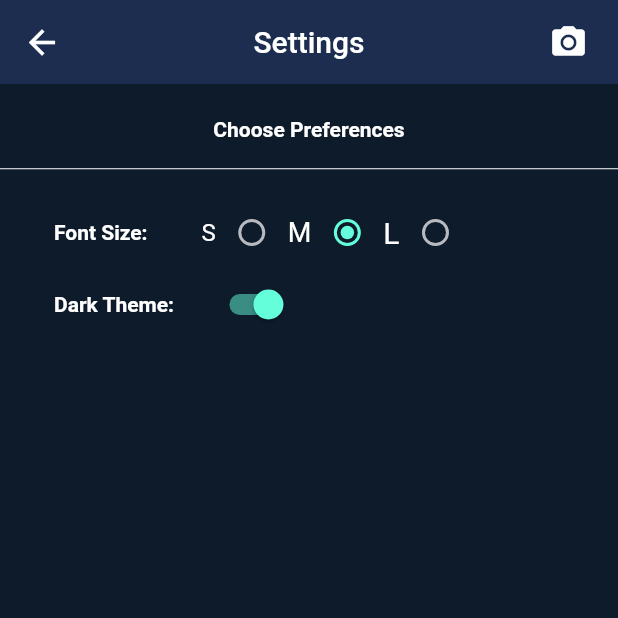
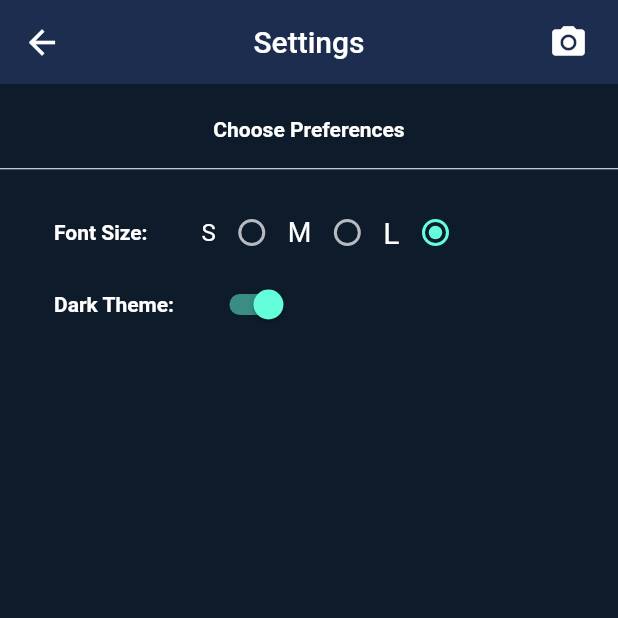
Before and after one commit to TayyabAsghar/Erkenner, a Flutter app: the Settings screen opened by its route, on a phone screen of 412 x 824 dp, the top half of it. Run offline on Flutter 3.47's test engine with Material 2 defaults, Android fonts, the light colour scheme and no system bars; our stand-ins replace camera, hive; accounts and stored records are empty.

Commit message:
Fixed the bug of selected radio for the first time open setting screen

```diff
--- a/lib/main.dart
+++ b/lib/main.dart
@@ -50,7 +50,7 @@ class _ErkennerState extends State<Erkenner> {
         '/home': (context) => Home(),
         '/scan': (context) => Scan(),
         '/history': (context) => History(),
-        '/settings': (context) => Settings(),
+        '/settings': (context) => Settings(fontSize: themeProvider.fontSize),
         '/about': (context) => About(),
       },
     );
--- a/lib/models/theme.dart
+++ b/lib/models/theme.dart
@@ -32,8 +32,6 @@ class ThemeProvider with ChangeNotifier {
     applyStatusNavigationBarColor();
     return isLightTheme ? light : dark;
   }
-
-  double get getFontSize => fontSize;
 
   // the code below is to manage the status bar color when the theme changes
   applyStatusNavigationBarColor() {
--- a/lib/screens/history.dart
+++ b/lib/screens/history.dart
@@ -10,10 +10,10 @@ class History extends StatefulWidget {
 class _HistoryState extends State<History> {
   @override
   Widget build(BuildContext context) {
-    final themeProvider = Provider.of<ThemeProvider>(
+    final fontSize = Provider.of<ThemeProvider>(
       context,
       listen: false,
-    );
+    ).fontSize;
 
     return Scaffold(
       appBar: AppBar(
@@ -30,7 +30,7 @@ class _HistoryState extends State<History> {
         title: Text(
           "History",
           style: TextStyle(
-            fontSize: themeProvider.getFontSize,
+            fontSize: fontSize,
           ),
         ),
         actions: <Widget>[
--- a/lib/screens/settings.dart
+++ b/lib/screens/settings.dart
@@ -2,18 +2,24 @@ import 'package:flutter/material.dart';
 import 'package:provider/provider.dart';
 import 'package:erkenner/models/theme.dart';
 
-class Settings extends StatefulWidget {
-  @override
-  _SettingsState createState() => _SettingsState();
-}
+class Settings extends StatelessWidget {
+  final double fontSize;
+  final small = 14.0;
+  final medium = 16.0;
+  final large = 22.0;
 
-class _SettingsState extends State<Settings> {
-  int selectedRadio;
+  Settings({@required this.fontSize});
 
-  @override
-  void initState() {
-    super.initState();
-    selectedRadio = 2;
+  // @override
+  // void initState() {
+  //   super.initState();
+  //   selectedRadio = 2;
+  // }
+
+  int selectedRadio() {
+    if (fontSize == small) return 1;
+    if (fontSize == medium) return 2;
+    return 3;
   }
 
   @override
@@ -22,7 +28,8 @@ class _SettingsState extends State<Settings> {
       context,
       listen: false,
     );
-    bool themeState = !themeProvider.isLightTheme;
+    final themeState = !themeProvider.isLightTheme;
+    final fontSize = themeProvider.fontSize;
 
     return Scaffold(
       appBar: AppBar(
@@ -38,7 +45,7 @@ class _SettingsState extends State<Settings> {
         ),
         title: Text(
           "Settings",
-          style: TextStyle(fontSize: themeProvider.getFontSize),
+          style: TextStyle(fontSize: fontSize),
         ),
         actions: <Widget>[
           IconButton(
@@ -65,7 +72,7 @@ class _SettingsState extends State<Settings> {
             Text(
               "Choose Preferences",
               style: TextStyle(
-                  fontSize: themeProvider.getFontSize,
+                  fontSize: fontSize,
                   fontWeight: FontWeight.bold,
                   color: Colors.white),
             ),
@@ -86,7 +93,7 @@ class _SettingsState extends State<Settings> {
                   'Font Size:',
                   style: TextStyle(
                     fontWeight: FontWeight.bold,
-                    fontSize: themeProvider.getFontSize,
+                    fontSize: fontSize,
                     color: Colors.white,
                   ),
                 ),
@@ -103,11 +110,8 @@ class _SettingsState extends State<Settings> {
                 ),
                 Radio(
                   value: 1,
-                  groupValue: selectedRadio,
-                  onChanged: (val) {
-                    themeProvider.setFontSize(14);
-                    setState(() => selectedRadio = val);
-                  },
+                  groupValue: selectedRadio(),
+                  onChanged: (val) => themeProvider.setFontSize(small),
                 ),
                 Text(
                   'M',
@@ -118,11 +122,8 @@ class _SettingsState extends State<Settings> {
                 ),
                 Radio(
                   value: 2,
-                  groupValue: selectedRadio,
-                  onChanged: (val) {
-                    themeProvider.setFontSize(16);
-                    setState(() => selectedRadio = val);
-                  },
+                  groupValue: selectedRadio(),
+                  onChanged: (val) => themeProvider.setFontSize(medium),
                 ),
                 Text(
                   'L',
@@ -133,11 +134,8 @@ class _SettingsState extends State<Settings> {
                 ),
                 Radio(
                   value: 3,
-                  groupValue: selectedRadio,
-                  onChanged: (val) {
-                    themeProvider.setFontSize(22);
-                    setState(() => selectedRadio = val);
-                  },
+                  groupValue: selectedRadio(),
+                  onChanged: (val) => themeProvider.setFontSize(large),
                 ),
               ],
             ),
@@ -151,7 +149,7 @@ class _SettingsState extends State<Settings> {
                   'Dark Theme:',
                   style: TextStyle(
                     fontWeight: FontWeight.bold,
-                    fontSize: themeProvider.getFontSize,
+                    fontSize: fontSize,
                     color: Colors.white,
                   ),
                 ),
@@ -173,7 +171,7 @@ class _SettingsState extends State<Settings> {
                   textAlign: TextAlign.center,
                   style: TextStyle(
                     height: 1.43,
-                    fontSize: themeProvider.getFontSize,
+                    fontSize: fontSize,
                     color: Colors.white,
                   ),
                 ),
```
Also changed, not shown: lib/screens/about.dart (+6 -6 lines), lib/screens/home.dart (+5 -3 lines), lib/screens/scan.dart (+4 -4 lines).
